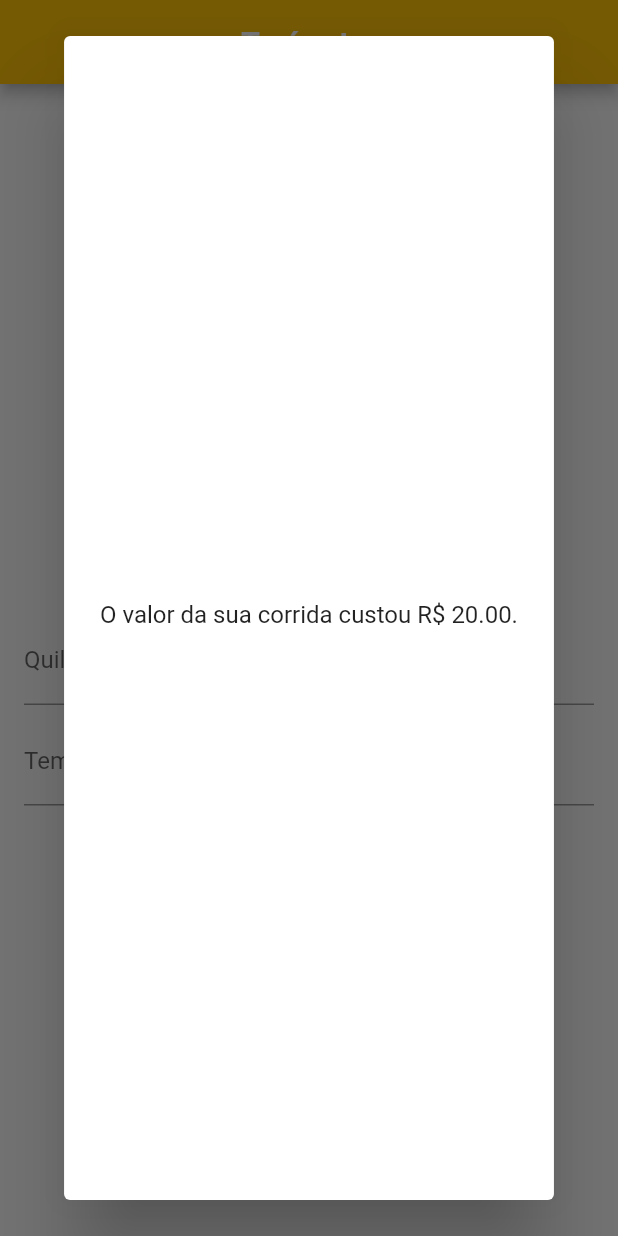
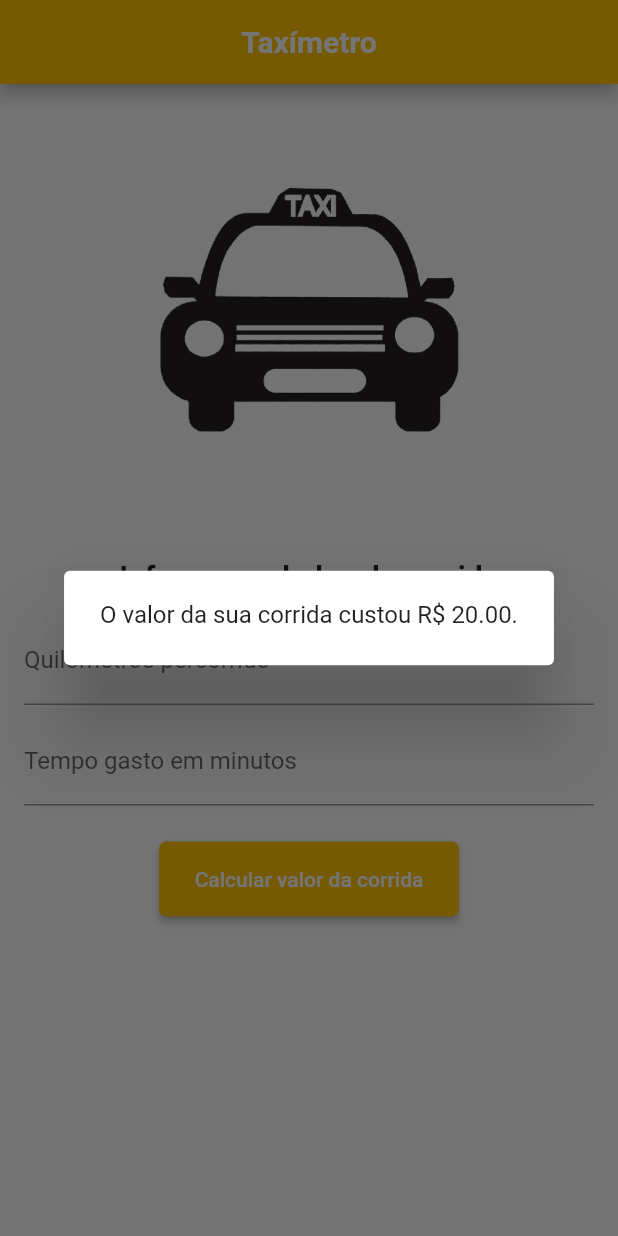
Before and after one commit to patricianogueira/taximetro, a Flutter app: the screen it shows after launch, after a tap on "Calcular valor da corrida", on a phone screen of 412 x 824 dp. Run offline on Flutter 3.47's test engine with Material 2 defaults, Android fonts, the phone set to English and light mode, and no system bars.

Commit message:
Correção UI

```diff
--- a/taximetro_aplicattion/lib/ui/home_page.dart
+++ b/taximetro_aplicattion/lib/ui/home_page.dart
@@ -7,10 +7,8 @@ class HomePage extends StatelessWidget {
   void showRaceValue(BuildContext context, double valorCorrida){
     showDialog(
       context: context,
-      builder: (_) => AlertDialog(
-        content: Center(
-          child: Text('O valor da sua corrida custou R\$ ${valorCorrida.toStringAsFixed(2)}.'),
-        )
+      builder: (context) => AlertDialog(
+        content:  Text('O valor da sua corrida custou R\$ ${valorCorrida.toStringAsFixed(2)}.'),
       ),
     );
   }
```
